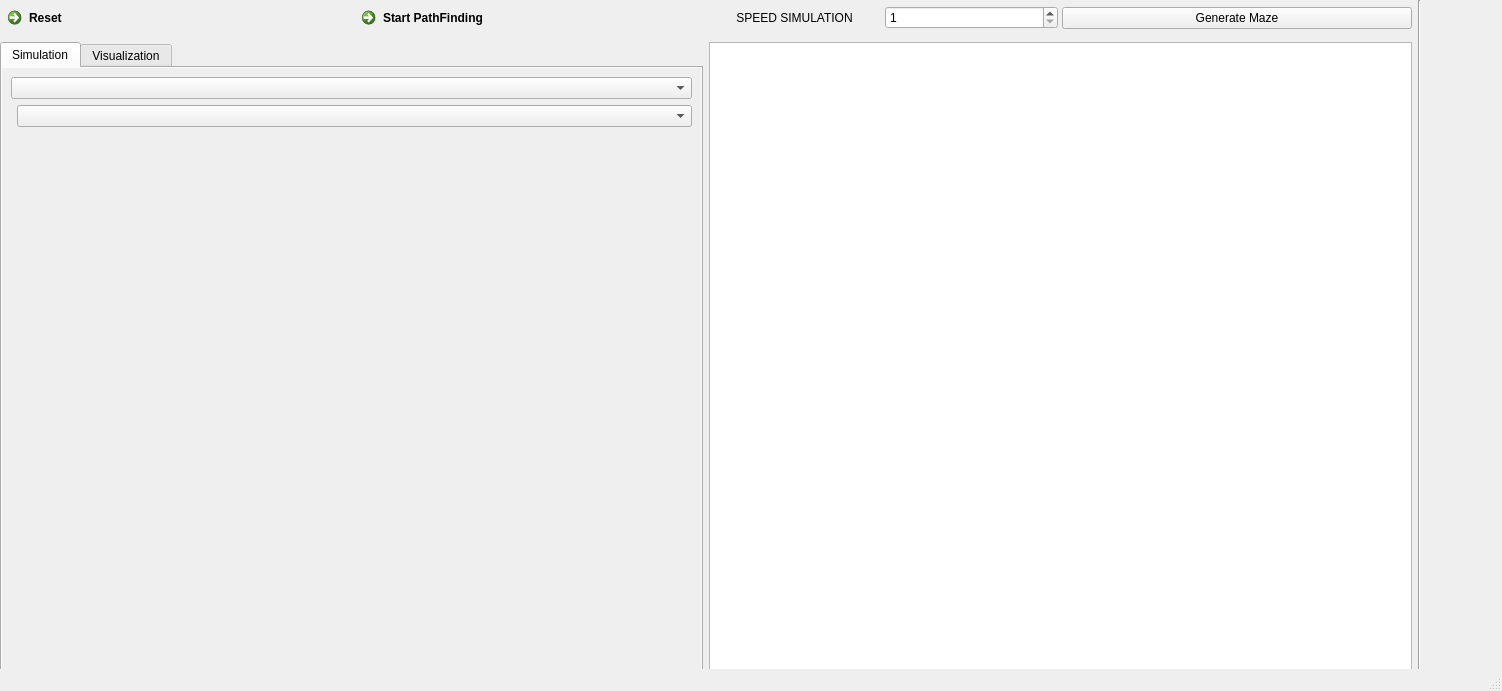
The window that mainWindow.ui (aadimsapkota134/PathMazeProjectCE) describes before a commit, drawn with Qt 5.
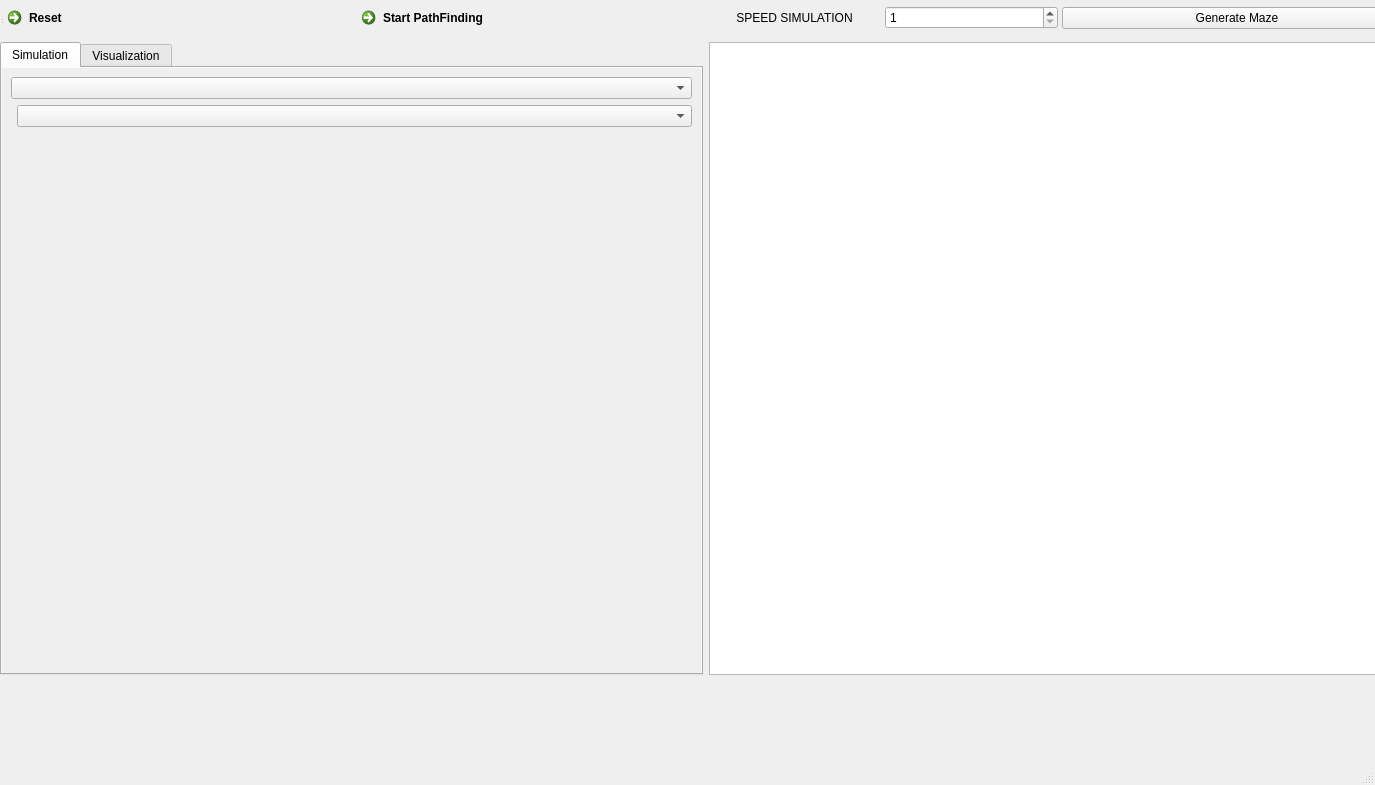
The same window after the commit. Custom widgets are drawn as their Qt base class.

Commit message: updated ui for play/pause feature

The edit to the form file:
```diff
--- a/mainWindow.ui
+++ b/mainWindow.ui
@@ -6,14 +6,23 @@
    <rect>
     <x>0</x>
     <y>0</y>
-    <width>1502</width>
-    <height>691</height>
+    <width>1375</width>
+    <height>785</height>
    </rect>
   </property>
   <property name="windowTitle">
    <string>MainWindow</string>
   </property>
   <widget class="QWidget" name="centralwidget">
+   <widget class="QWidget" name="centralwidget_2" native="true">
+    <property name="geometry">
+     <rect>
+      <x>0</x>
+      <y>0</y>
+      <width>1421</width>
+      <height>675</height>
+     </rect>
+    </property>
    <widget class="QWidget" name="centralWidget">
     <property name="geometry">
      <rect>
@@ -398,15 +407,16 @@
     </layout>
    </widget>
   </widget>
-  <widget class="QMenuBar" name="menubar">
+   <widget class="QStatusBar" name="statusbar_2">
    <property name="geometry">
     <rect>
      <x>0</x>
      <y>0</y>
-     <width>1502</width>
+      <width>3</width>
      <height>25</height>
     </rect>
    </property>
+   </widget>
   </widget>
   <widget class="QStatusBar" name="statusbar"/>
  </widget>
```
Lines whose indentation alone changed are shown as unchanged.
